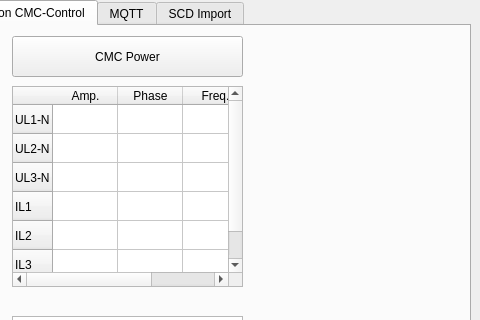
Qt form Qt_GUI/frm_main.ui (Pfannex/CMC-104_Mapper) before a commit; both pictures show x 320 to 800 and y 0 to 320 of the 800 by 600 pixel window.
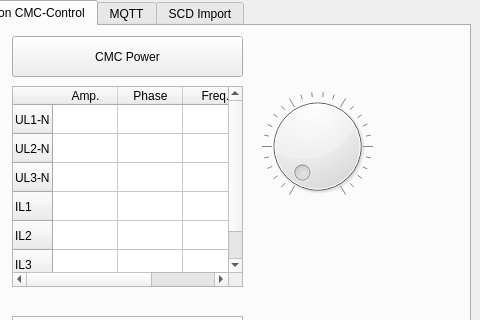
The same form after that commit. Icons and pictures are not drawn.

Patch:
```diff
--- a/Qt_GUI/frm_main.ui
+++ b/Qt_GUI/frm_main.ui
@@ -589,6 +589,28 @@
        </rect>
       </property>
      </widget>
+     <widget class="QDial" name="dial">
+      <property name="geometry">
+       <rect>
+        <x>570</x>
+        <y>60</y>
+        <width>111</width>
+        <height>121</height>
+       </rect>
+      </property>
+      <property name="maximum">
+       <number>100</number>
+      </property>
+      <property name="tracking">
+       <bool>true</bool>
+      </property>
+      <property name="wrapping">
+       <bool>false</bool>
+      </property>
+      <property name="notchesVisible">
+       <bool>true</bool>
+      </property>
+     </widget>
     </widget>
     <widget class="QWidget" name="tab_mqtt">
      <attribute name="title">
```
